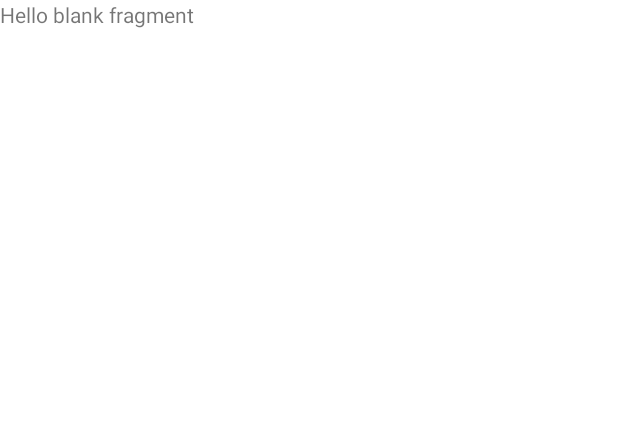
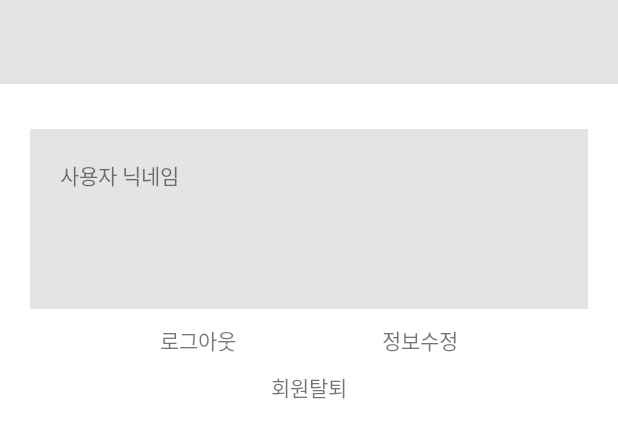
Before and after one commit to giljurha/FinalProject, an Android app: the layout fragment_my_info.xml on its own in the app's theme, with its tools: preview values and no code run, on a phone screen of 412 x 824 dp. Shown: the top 438 px of the screen. Run offline under Robolectric (Android 15) with nearby library versions, the phone set to English and light mode, and no system bars.

Commit message:
내정보, 내정보수정 UI 및 기능 구현

```diff
--- a/app/src/main/res/layout/fragment_my_info.xml
+++ b/app/src/main/res/layout/fragment_my_info.xml
@@ -1,14 +1,72 @@
 <?xml version="1.0" encoding="utf-8"?>
-<FrameLayout xmlns:android="http://schemas.android.com/apk/res/android"
+<androidx.constraintlayout.widget.ConstraintLayout xmlns:android="http://schemas.android.com/apk/res/android"
     xmlns:tools="http://schemas.android.com/tools"
+    xmlns:app="http://schemas.android.com/apk/res-auto"
     android:layout_width="match_parent"
     android:layout_height="match_parent"
     tools:context=".ui.myinfo.MyInfoFragment">
 
     <!-- TODO: Update blank fragment layout -->
+    <com.google.android.material.appbar.MaterialToolbar
+        android:id="@+id/materialToolbar"
+        android:layout_width="match_parent"
+        android:layout_height="wrap_content"
+        android:background="@color/grey"
+        android:minHeight="?attr/actionBarSize"
+        android:theme="?attr/actionBarTheme"
+        app:layout_constraintTop_toTopOf="parent"/>
+
+
     <TextView
+        android:id="@+id/nickName"
         android:layout_width="match_parent"
-        android:layout_height="match_parent"
-        android:text="@string/hello_blank_fragment" />
+        android:layout_height="120dp"
+        android:layout_marginHorizontal="20dp"
+        android:layout_marginTop="30dp"
+        android:padding="20dp"
+        android:background="@color/grey"
+        android:orientation="vertical"
+        app:layout_constraintStart_toStartOf="parent"
+        app:layout_constraintEnd_toEndOf="parent"
+        app:layout_constraintTop_toBottomOf="@+id/materialToolbar"
+        android:text="사용자 닉네임" />
 
-</FrameLayout>
+    <TextView
+        android:id="@+id/logoutText"
+        android:layout_width="wrap_content"
+        android:layout_height="wrap_content"
+        android:layout_marginLeft="50dp"
+        android:layout_marginRight="20dp"
+        android:layout_weight="1"
+        android:layout_marginTop="10dp"
+        android:gravity="center"
+        app:layout_constraintStart_toStartOf="parent"
+        app:layout_constraintTop_toBottomOf="@id/nickName"
+        app:layout_constraintEnd_toStartOf="@id/updateText"
+        android:text="로그아웃" />
+
+    <TextView
+        android:id="@+id/updateText"
+        android:layout_width="wrap_content"
+        android:layout_height="wrap_content"
+        android:layout_marginLeft="20dp"
+        android:layout_marginRight="50dp"
+        android:layout_weight="1"
+        android:gravity="center"
+        android:text="정보수정"
+        app:layout_constraintEnd_toEndOf="parent"
+        app:layout_constraintStart_toEndOf="@id/logoutText"
+        app:layout_constraintTop_toTopOf="@id/logoutText" />
+
+    <TextView
+        android:id="@+id/deleteText"
+        android:layout_width="wrap_content"
+        android:layout_height="wrap_content"
+        android:layout_margin="10dp"
+        app:layout_constraintTop_toBottomOf="@id/logoutText"
+        app:layout_constraintStart_toStartOf="parent"
+        app:layout_constraintEnd_toEndOf="parent"
+        android:text="회원탈퇴" />
+
+
+</androidx.constraintlayout.widget.ConstraintLayout>
--- a/app/src/main/res/values/colors.xml
+++ b/app/src/main/res/values/colors.xml
@@ -7,4 +7,5 @@
     <color name="teal_700">#FF018786</color>
     <color name="black">#FF000000</color>
     <color name="white">#FFFFFFFF</color>
+    <color name="grey">#E6E4E2</color>
 </resources>
```
Also changed, not shown: app/src/main/java/com/test/howlook/ui/myinfo/MyInfoFragment.kt (+54 -42 lines), app/src/main/res/layout/fragment_update_my_info.xml (+52 -6 lines).
